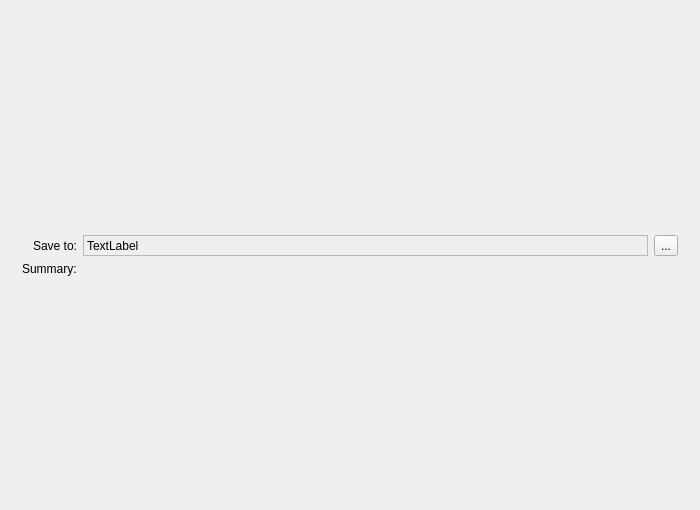
Above: plugins/extensions/resourcemanager/pagebundlesaver.ui from KDE/krita before the change. Below: the same form after it.
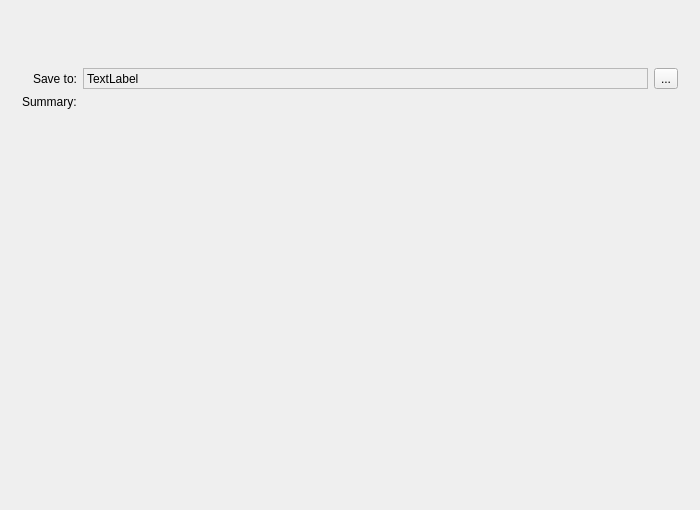
That is the form after the change.

Commit message: Highlight side widget

The edit to the form file:
```diff
--- a/plugins/extensions/resourcemanager/pagebundlesaver.ui
+++ b/plugins/extensions/resourcemanager/pagebundlesaver.ui
@@ -26,7 +26,7 @@
       <set>Qt::AlignRight|Qt::AlignTrailing|Qt::AlignVCenter</set>
      </property>
      <property name="formAlignment">
-      <set>Qt::AlignLeading|Qt::AlignLeft|Qt::AlignVCenter</set>
+      <set>Qt::AlignLeading|Qt::AlignLeft|Qt::AlignTop</set>
      </property>
      <property name="leftMargin">
       <number>11</number>
@@ -40,14 +40,14 @@
      <property name="bottomMargin">
       <number>11</number>
      </property>
-     <item row="2" column="0">
+     <item row="1" column="0">
       <widget class="QLabel" name="label_2">
        <property name="text">
         <string>Save to:</string>
        </property>
       </widget>
      </item>
-     <item row="2" column="1">
+     <item row="1" column="1">
       <layout class="QHBoxLayout" name="horizontalLayout">
        <item>
         <widget class="QLabel" name="lblSaveLocation">
@@ -98,7 +98,7 @@
        </item>
       </layout>
      </item>
-     <item row="3" column="0">
+     <item row="2" column="0">
       <widget class="QLabel" name="label">
        <property name="text">
         <string>Summary:</string>
@@ -108,7 +108,7 @@
        </property>
       </widget>
      </item>
-     <item row="3" column="1">
+     <item row="2" column="1">
       <widget class="QLabel" name="lblDetails">
        <property name="sizePolicy">
         <sizepolicy hsizetype="Expanding" vsizetype="Preferred">
@@ -127,6 +127,22 @@
        </property>
       </widget>
      </item>
+     <item row="0" column="1">
+      <spacer name="verticalSpacer">
+       <property name="orientation">
+        <enum>Qt::Vertical</enum>
+       </property>
+       <property name="sizeType">
+        <enum>QSizePolicy::Fixed</enum>
+       </property>
+       <property name="sizeHint" stdset="0">
+        <size>
+         <width>20</width>
+         <height>40</height>
+        </size>
+       </property>
+      </spacer>
+     </item>
     </layout>
    </item>
   </layout>
```
The commit also changes 1 other file.
